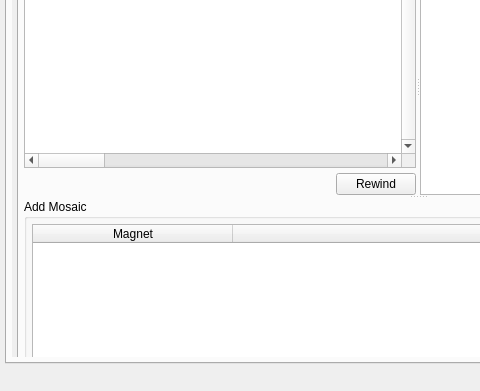
This is branches/trunk/UI/spot-on-controlcenter.ui in textbrowser/spot-on as Qt 5 draws it before an edit; both pictures show x 0 to 480 and y 159 to 550 of the 850 by 550 pixel window. The edited form follows.
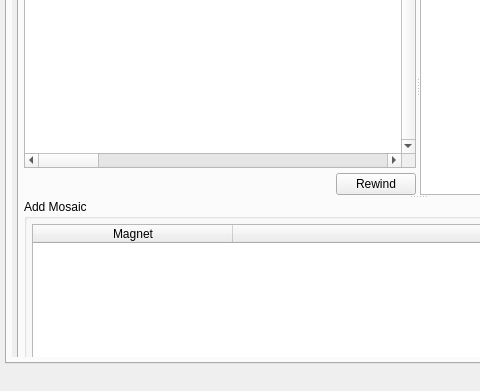
This is the edited form. The open tabs and pages were chosen to show the change. Icons and pictures are not drawn. Custom widgets are drawn as their Qt base class.

Commit message: Fragmented StarBeams.

```diff
--- a/branches/trunk/UI/spot-on-controlcenter.ui
+++ b/branches/trunk/UI/spot-on-controlcenter.ui
@@ -6361,7 +6361,7 @@
             <rect>
              <x>0</x>
              <y>0</y>
-             <width>476</width>
+             <width>812</width>
              <height>544</height>
             </rect>
            </property>
@@ -7124,6 +7124,11 @@
                          <string>Read Interval</string>
                         </property>
                        </column>
+                       <column>
+                        <property name="text">
+                         <string>Fragmented</string>
+                        </property>
+                       </column>
                        <column>
                         <property name="text">
                          <string>OID</string>
```
Left out of the diff: 697 changed lines with no effect on the pictures. The commit also changes 7 other files.
